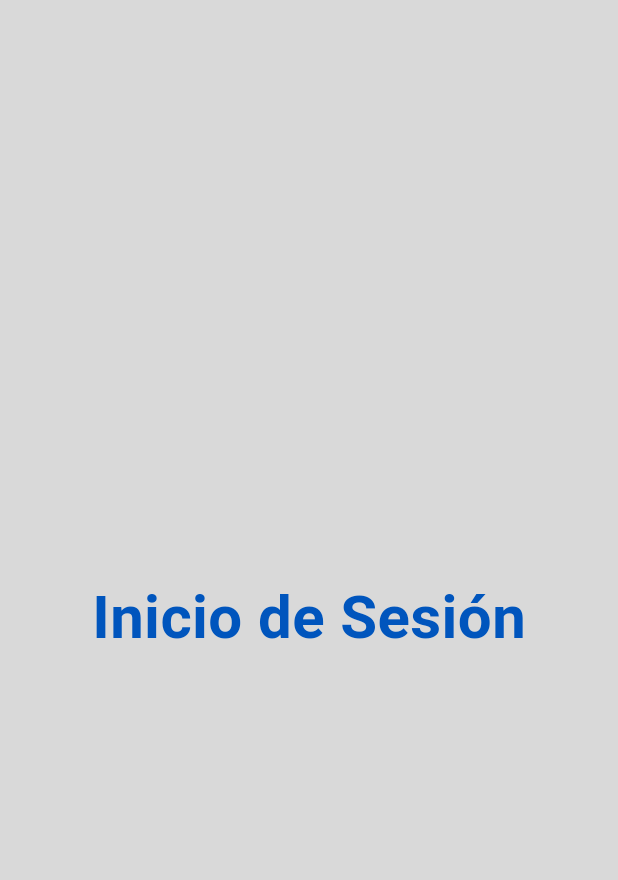
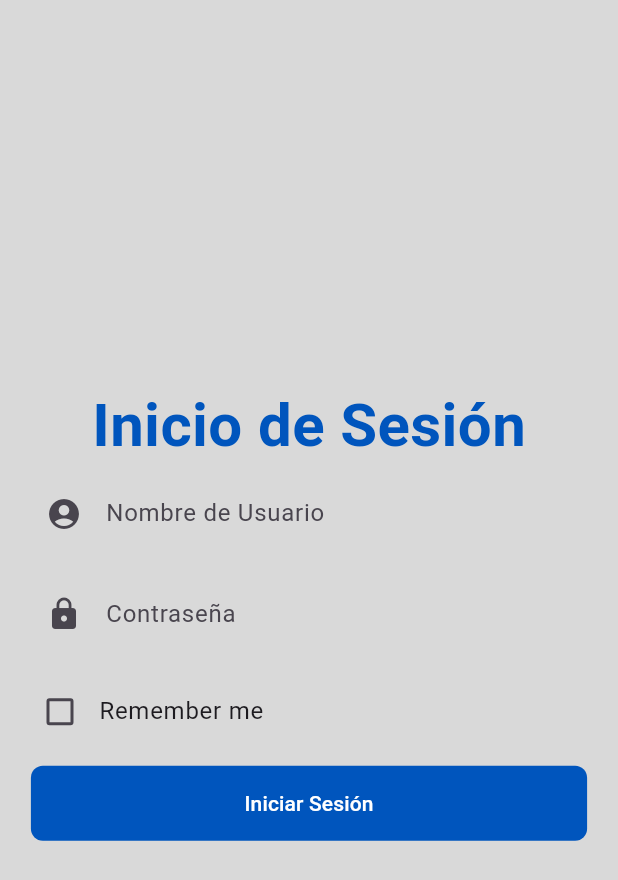
Before and after one commit to Adriel23456/SmartHomeTEC_CE_2024, a Flutter app: the screen it shows after launch, after a tap on "Login", on a phone screen of 412 x 824 dp. Shown: the top 880 px of the screen. Run offline on Flutter 3.47's test engine with Material 3 defaults, Android fonts, the phone set to English and light mode, and no system bars.

Commit message:
[ADD] login UI
Added the code for the user interface for the login but no backend yet

```diff
--- a/smart_home_tec_app/lib/pages/auth_page.dart
+++ b/smart_home_tec_app/lib/pages/auth_page.dart
@@ -18,7 +18,6 @@ class AuthPage extends StatelessWidget {
               child: Column(
                 mainAxisAlignment: MainAxisAlignment.center,
                 children: [
-                  //here goes all the elements of the page/screen
                   const Text("Pagina de Autenticacion", style: TextStyle(fontSize: 35, fontWeight: FontWeight.bold, color: colorBaseBoton),),
                   const Text("Inicia sesión o Regista tu cuenta", style: TextStyle(color: Colors.grey),),
                   Button(texto: "Login",funcion:(){Navigator.push(context,MaterialPageRoute(builder: (context)=>const LoginPage()));}),
--- /dev/null
+++ b/smart_home_tec_app/lib/pages/created_objects/textentry.dart
@@ -0,0 +1,35 @@
+import 'package:flutter/material.dart';
+import 'package:smart_home_tec_app/pages/created_objects/constantes.dart';
+
+class TextEntry extends StatelessWidget {
+  final String writtenText;
+  final IconData icon;
+  final TextEditingController controller;
+  final bool passwordVisibility;
+  const TextEntry({super.key, required this.writtenText, required this.icon, required this.controller, this.passwordVisibility=false});
+
+  Widget build(BuildContext context){
+    Size size = MediaQuery.of(context).size;
+    return Container(
+      padding: EdgeInsets.symmetric(horizontal: 10),
+      margin: EdgeInsets.symmetric(vertical: 6),
+      width: size.width*.9,
+      height: 55,
+      decoration: BoxDecoration(
+        color: colorFondo,
+        borderRadius: BorderRadius.circular(8)
+      ),
+      child: TextFormField(
+        obscureText: passwordVisibility,
+        controller: controller,
+        decoration: InputDecoration(
+          border: InputBorder.none,
+          hintText: writtenText,
+          icon: Icon(icon),
+        ),
+      )
+    );
+  }
+
+
+}
--- a/smart_home_tec_app/lib/pages/login_page.dart
+++ b/smart_home_tec_app/lib/pages/login_page.dart
@@ -1,5 +1,7 @@
 import 'package:flutter/material.dart';
+import 'package:smart_home_tec_app/pages/created_objects/button.dart';
 import 'package:smart_home_tec_app/pages/created_objects/constantes.dart';
+import 'package:smart_home_tec_app/pages/created_objects/textentry.dart';
 
 class LoginPage extends StatefulWidget{
   const LoginPage({super.key});
@@ -11,6 +13,11 @@ class LoginPage extends StatefulWidget{
 }
 
 class _LoginPageState extends State<LoginPage> {
+  //definir controles, estos van a obtener el valor de entrada y enviarlo a la base de datos
+  final userName = TextEditingController();
+  final password=TextEditingController();
+  bool isRemembered=false;
+
   @override
   Widget build(BuildContext context){
     return Scaffold(
@@ -21,6 +28,19 @@ class _LoginPageState extends State<LoginPage> {
             mainAxisAlignment: MainAxisAlignment.center,
             children: [
               const Text("Inicio de Sesión", style: TextStyle(fontSize: 40, fontWeight: FontWeight.bold, color: colorBaseBoton),),
+              TextEntry(writtenText: "Nombre de Usuario", icon: Icons.account_circle, controller: userName),
+              TextEntry(writtenText: "Contraseña", icon: Icons.lock, controller: password, passwordVisibility: true),
+
+              ListTile(
+                horizontalTitleGap: 2,
+                title: const Text("Remember me"),
+                leading: Checkbox(activeColor: colorBaseBoton,value: isRemembered, onChanged: (value){
+                  setState(() {
+                    isRemembered = !isRemembered;
+                  });
+                }),
+              ),
+              Button(texto: "Iniciar Sesión", funcion: (){}),
             ],
           ))
       )
--- a/smart_home_tec_app/lib/pages/register_page.dart
+++ b/smart_home_tec_app/lib/pages/register_page.dart
@@ -6,7 +6,6 @@ class RegisterPage extends StatefulWidget{
 
   @override
   State<RegisterPage> createState()=> _RegisterPageState();
-
 
 }
 
```
